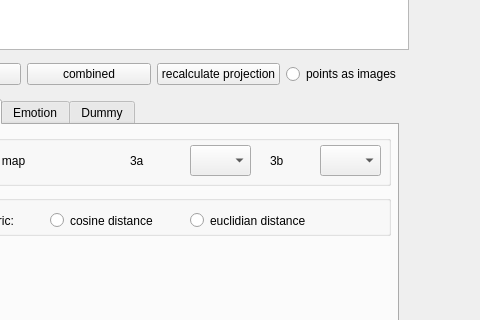
Above: deepsim_analyzer/ds_dashboard/form.ui from jonathan-gerb/deepsim-analyzer before the change; both pictures show x 612 to 1092 and y 361 to 681 of the 1534 by 766 pixel window. Below: the same form after it.
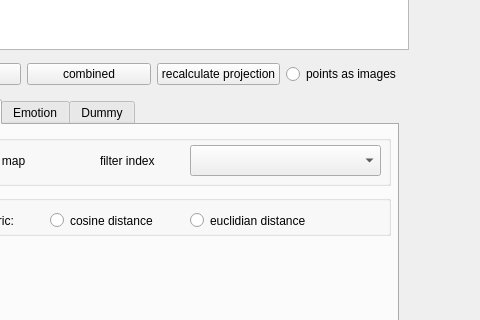
That is the form after the change. The open tabs and pages were chosen to show the change. Custom widgets are drawn as their Qt base class.

```diff
--- a/deepsim_analyzer/ds_dashboard/form.ui
+++ b/deepsim_analyzer/ds_dashboard/form.ui
@@ -320,25 +320,12 @@
       <property name="title">
        <string/>
       </property>
-      <widget class="QLabel" name="texture_label2">
-       <property name="geometry">
-        <rect>
-         <x>370</x>
-         <y>10</y>
-         <width>41</width>
-         <height>31</height>
-        </rect>
-       </property>
-       <property name="text">
-        <string>3b</string>
-       </property>
-      </widget>
-      <widget class="QComboBox" name="texture_opt_filtervis_3a">
+      <widget class="QComboBox" name="texture_opt_filtervis">
        <property name="geometry">
         <rect>
          <x>290</x>
          <y>10</y>
-         <width>61</width>
+         <width>191</width>
          <height>31</height>
         </rect>
        </property>
@@ -346,24 +333,14 @@
       <widget class="QLabel" name="texture_label1">
        <property name="geometry">
         <rect>
-         <x>230</x>
+         <x>200</x>
          <y>10</y>
-         <width>51</width>
+         <width>81</width>
          <height>31</height>
         </rect>
        </property>
        <property name="text">
-        <string>3a</string>
-       </property>
-      </widget>
-      <widget class="QComboBox" name="texture_opt_filtervis_3b">
-       <property name="geometry">
-        <rect>
-         <x>420</x>
-         <y>10</y>
-         <width>61</width>
-         <height>31</height>
-        </rect>
+        <string>filter index</string>
        </property>
       </widget>
       <widget class="QRadioButton" name="texture_opt_show_fm">
```
Left out of the diff: 2 changed lines with no effect on the pictures.
